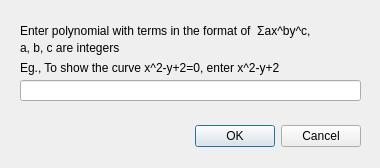
Above: Arrangement_on_surface_2/demo/Arrangement_on_surface_2/AlgebraicCurveInputDialog.ui from CGAL/cgal before the change. Below: the same form after it.
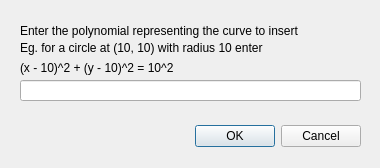
That is the form after the change.

```diff
--- a/Arrangement_on_surface_2/demo/Arrangement_on_surface_2/AlgebraicCurveInputDialog.ui
+++ b/Arrangement_on_surface_2/demo/Arrangement_on_surface_2/AlgebraicCurveInputDialog.ui
@@ -49,33 +49,33 @@
     </rect>
    </property>
    <property name="text">
-    <string>Enter polynomial with terms in the format of  Σax^by^c,</string>
+    <string>Enter the polynomial representing the curve to insert</string>
    </property>
   </widget>
   <widget class="QLabel" name="label_2">
    <property name="geometry">
     <rect>
      <x>20</x>
-     <y>60</y>
-     <width>341</width>
-     <height>16</height>
-    </rect>
-   </property>
-   <property name="text">
-    <string>Eg., To show the curve x^2-y+2=0, enter x^2-y+2</string>
-   </property>
-  </widget>
-  <widget class="QLabel" name="label_3">
-   <property name="geometry">
-    <rect>
-     <x>20</x>
      <y>40</y>
      <width>341</width>
      <height>16</height>
     </rect>
    </property>
    <property name="text">
-    <string>a, b, c are integers</string>
+    <string>Eg. for a circle at (10, 10) with radius 10 enter</string>
+   </property>
+  </widget>
+  <widget class="QLabel" name="label_3">
+   <property name="geometry">
+    <rect>
+     <x>20</x>
+     <y>60</y>
+     <width>341</width>
+     <height>16</height>
+    </rect>
+   </property>
+   <property name="text">
+    <string>(x - 10)^2 + (y - 10)^2 = 10^2</string>
    </property>
   </widget>
  </widget>
```
